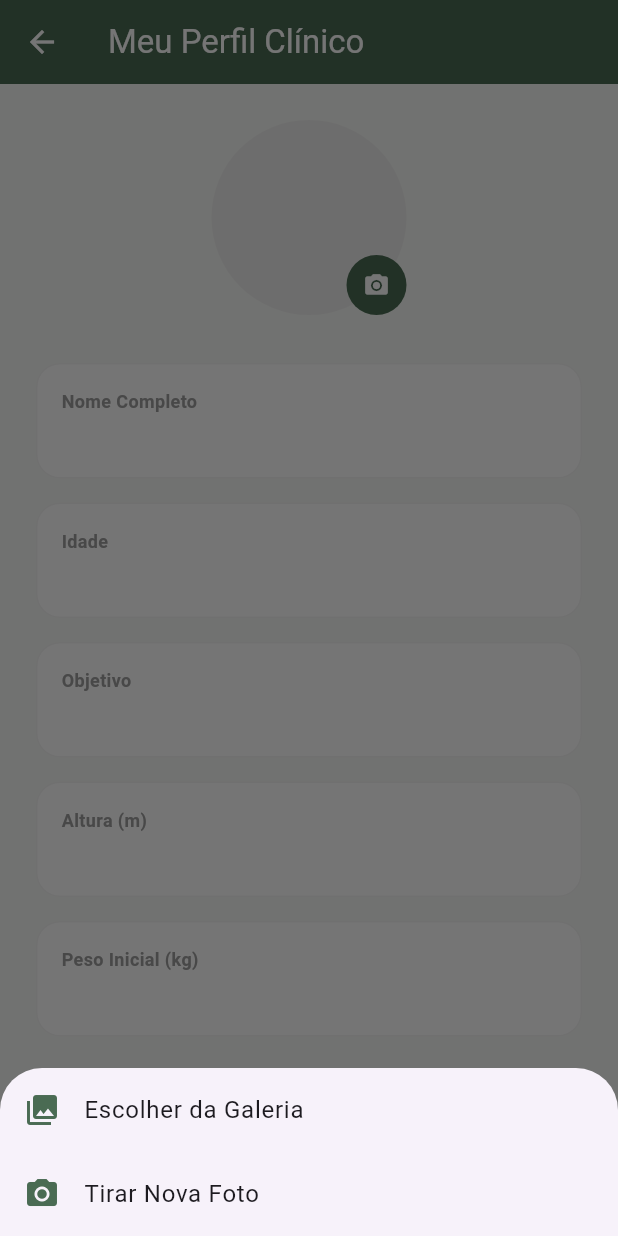
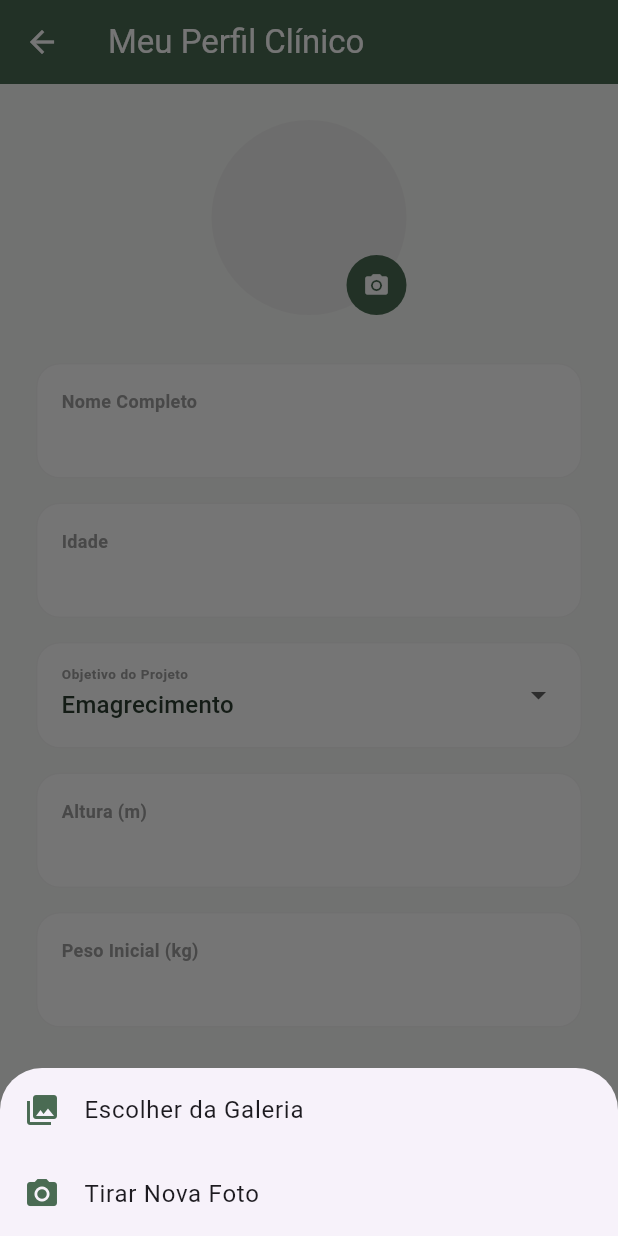
Before and after one commit to pizzariaditalia/NutriLife, a Flutter app: the ProfileScreen screen opened directly, after a tap on the "camera alt" icon, on a phone screen of 412 x 824 dp. Run offline on Flutter 3.47's test engine with Material 3 defaults, Android fonts, the phone set to English and light mode, and no system bars; our stand-ins replace cloud_firestore, firebase_auth, firebase_core, flutter_local_notifications, image_picker, shared_preferences and 1 more; missing offline and left inert: mobile_scanner; accounts and stored records are empty; network calls fail; Roboto replaces fonts that are missing (Arial).

Commit message:
Atualizar o profile_screen.dart

```diff
--- a/lib/features/patient_hub/profile_screen.dart
+++ b/lib/features/patient_hub/profile_screen.dart
@@ -16,6 +16,13 @@ class _ProfileScreenState extends State<ProfileScreen> {
   final String _userId = FirebaseAuth.instance.currentUser?.uid ?? 'usuario_teste';
   final _picker = ImagePicker();
   bool _enviandoFoto = false;
+
+  final List<String> _opcoesObjetivos = [
+    'Emagrecimento',
+    'Hipertrofia',
+    'Gestante ou Tentante',
+    'Saúde & Longevidade'
+  ];
 
   void _alterarFotoPerfil() async {
     showModalBottomSheet(
@@ -41,7 +48,6 @@ class _ProfileScreenState extends State<ProfileScreen> {
 
   void _processarOrigemImagem(ImageSource deOnde) async {
     Navigator.pop(context);
-    // 🚀 CORRIGIDO: de imageSource: para source:
     final XFile? imagemSelecionada = await _picker.pickImage(source: deOnde, imageQuality: 70);
 
     if (imagemSelecionada != null) {
@@ -55,11 +61,17 @@ class _ProfileScreenState extends State<ProfileScreen> {
         }, SetOptions(merge: true));
 
         if (mounted) {
-          ScaffoldMessenger.of(context).showSnackBar(const SnackBar(content: Text('Foto de perfil atualizada com sucesso! ✨'), backgroundColor: AppColors.primarySage));
+          ScaffoldMessenger.of(context).showSnackBar(const SnackBar(content: Text('Foto de perfil atualizada! ✨'), backgroundColor: AppColors.primarySage));
         }
       }
       if (mounted) setState(() => _enviandoFoto = false);
     }
+  }
+
+  void _atualizarObjetivoNuvem(String novoObjetivo) async {
+    await FirebaseFirestore.instance.collection('usuarios').doc(_userId).set({
+      'objetivo': novoObjetivo,
+    }, SetOptions(merge: true));
   }
 
   @override
@@ -83,6 +95,7 @@ class _ProfileScreenState extends State<ProfileScreen> {
           }
 
           String? fotoUrl = dados['foto_perfil'];
+          String objetivoAtual = dados['objetivo'] ?? 'Emagrecimento';
 
           return SingleChildScrollView(
             padding: const EdgeInsets.all(24.0),
@@ -115,7 +128,24 @@ class _ProfileScreenState extends State<ProfileScreen> {
 
                 _buildCampoDados('Nome Completo', dados['nome'] ?? 'Bruno Resende dos Santos'),
                 _buildCampoDados('Idade', dados['idade']?.toString() ?? '29'),
-                _buildCampoDados('Objetivo', dados['objective'] ?? 'Emagrecimento'),
+
+                // 🚀 AUTONOMIA: Dropdown interativo para mudar o foco estratégico
+                Container(
+                  margin: const EdgeInsets.only(bottom: 16),
+                  padding: const EdgeInsets.symmetric(horizontal: 16, vertical: 8),
+                  decoration: BoxDecoration(color: Colors.white, borderRadius: BorderRadius.circular(16), border: Border.all(color: Colors.grey.shade100)),
+                  child: DropdownButtonFormField<String>(
+                    value: _opcoesObjetivos.contains(objetivoAtual) ? objetivoAtual : 'Emagrecimento',
+                    decoration: const InputDecoration(labelText: 'Objetivo do Projeto', labelStyle: TextStyle(color: Colors.grey, fontWeight: FontWeight.bold, fontSize: 12), border: InputBorder.none),
+                    items: _opcoesObjetivos.map((String obj) {
+                      return DropdownMenuItem<String>(value: obj, child: Text(obj, style: const TextStyle(color: AppColors.textDark, fontWeight: FontWeight.w500)));
+                    }).toList(),
+                    onChanged: (valor) {
+                      if (valor != null) _atualizarObjetivoNuvem(valor);
+                    },
+                  ),
+                ),
+
                 _buildCampoDados('Altura (m)', dados['altura']?.toString() ?? '1.74'),
                 _buildCampoDados('Peso Inicial (kg)', dados['peso_inicial']?.toString() ?? '87.4'),
               ],
```
